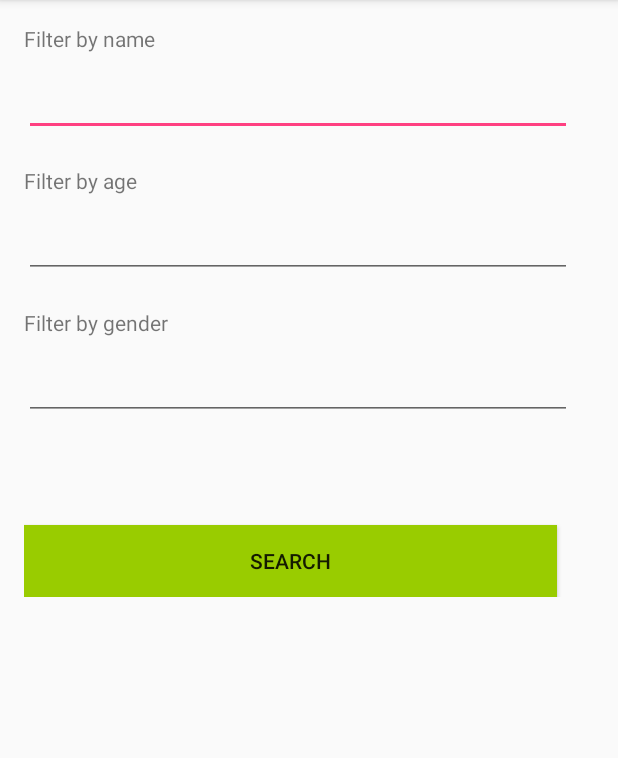
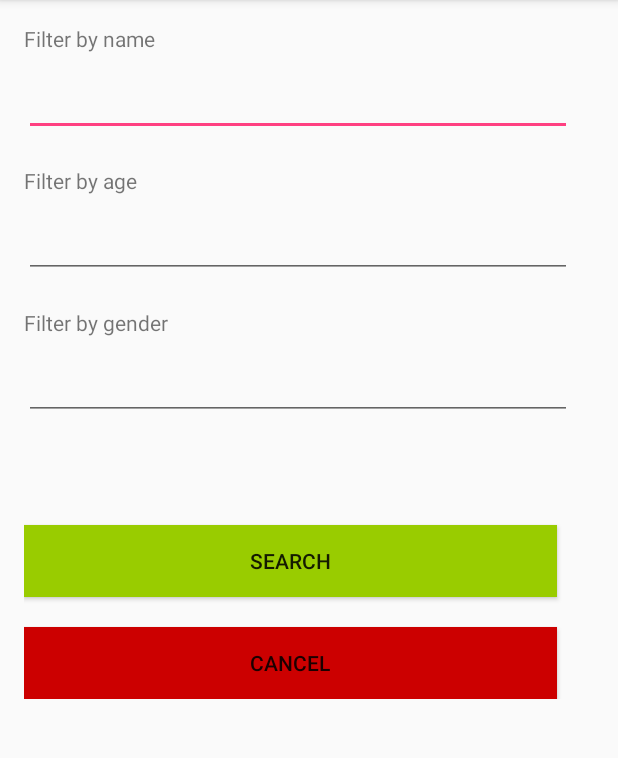
Before and after one commit to sscheele/shelter-helper, an Android app: the SearchActivity screen opened directly, with no data from a screen before it, on a phone screen of 412 x 824 dp, the part 84-842 px from its top. Run offline under Robolectric (Android 15) with nearby library versions, the phone set to English and light mode, and no system bars.

Commit message:
Added cancel button to Search Activity
Clicking cancel takes you back to the complete list of shelters

```diff
--- a/app/src/main/java/com/a2340/shelterhelper/SearchActivity.java
+++ b/app/src/main/java/com/a2340/shelterhelper/SearchActivity.java
@@ -1,5 +1,6 @@
 package com.a2340.shelterhelper;
 
+import android.app.Activity;
 import android.content.Intent;
 import android.graphics.Color;
 import android.support.v7.app.AppCompatActivity;
@@ -46,6 +47,17 @@ public class SearchActivity extends AppCompatActivity {
             }
         });
 
+        final Activity currActivity = this;
+        Button cancelBtn = (Button) findViewById(R.id.cancel);
+        cancelBtn.setOnClickListener(new Button.OnClickListener() {
+            @Override
+            public void onClick(View v) {
+                Intent i = new Intent(currActivity, MainActivity.class);
+                startActivity(i);
+                //finish();
+            }
+        });
+
 
     }
 }
--- a/app/src/main/java/com/a2340/shelterhelper/ShelterAdapter.java
+++ b/app/src/main/java/com/a2340/shelterhelper/ShelterAdapter.java
@@ -100,7 +100,7 @@ public class ShelterAdapter extends ArrayAdapter<Shelter> implements Filterable
                             if(data.contains(constraint_string)) {
                                 filteredArrList.add(origShelterArray.get(i));
                             }
-                        } else {
+                        } else if (SearchActivity.filterCategory.equals("name")){
                             data = origShelterArray.get(i).name.toLowerCase();
                             if(data.contains(constraint_string)) {
                                 filteredArrList.add(origShelterArray.get(i));
--- a/app/src/main/res/layout/activity_search.xml
+++ b/app/src/main/res/layout/activity_search.xml
@@ -11,7 +11,8 @@
     android:layout_height="wrap_content"
     android:orientation="vertical"
     android:layout_centerVertical="true"
-    android:padding="16dp" >
+    android:padding="16dp">
+
 
     <TextView
         android:id="@+id/filterName"
@@ -63,7 +64,17 @@
         android:layout_width="355dp"
         android:layout_height="wrap_content"
         android:background="@android:color/holo_green_light"
-        android:text="Search" />
+        android:text="Search"
+        android:layout_marginBottom="20dp"
+        android:gravity="center"/>
+
+    <Button
+        android:id="@+id/cancel"
+        android:layout_width="355dp"
+        android:layout_height="wrap_content"
+        android:background="@android:color/holo_red_dark"
+        android:text="Cancel"
+        android:gravity="center"/>
 
 </LinearLayout>
 <!-- </android.support.constraint.ConstraintLayout> -->
```
